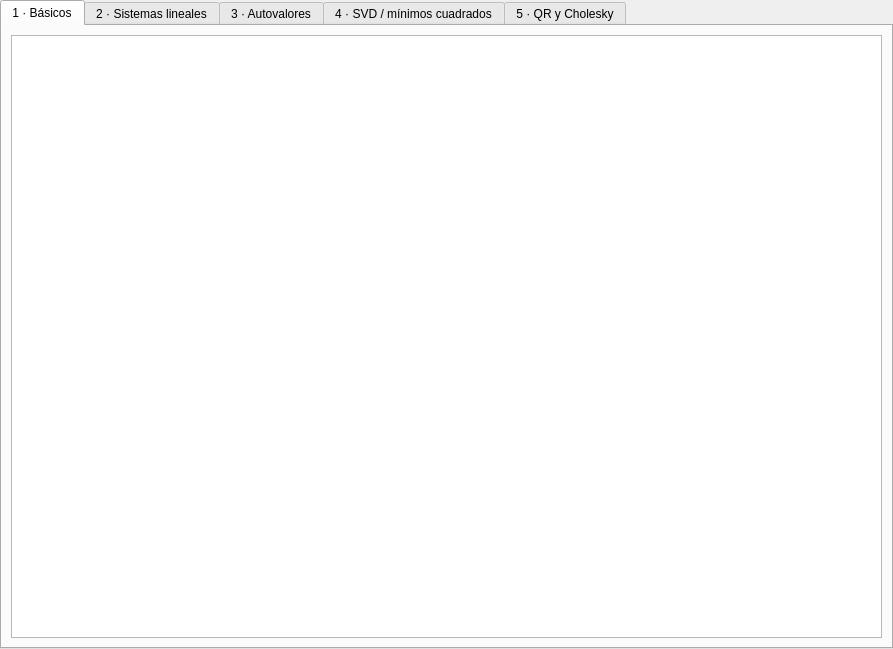
This is src/testeigenview.ui in federicomartinlara1976/testeigen as Qt 5 draws it before an edit. The edited form follows.
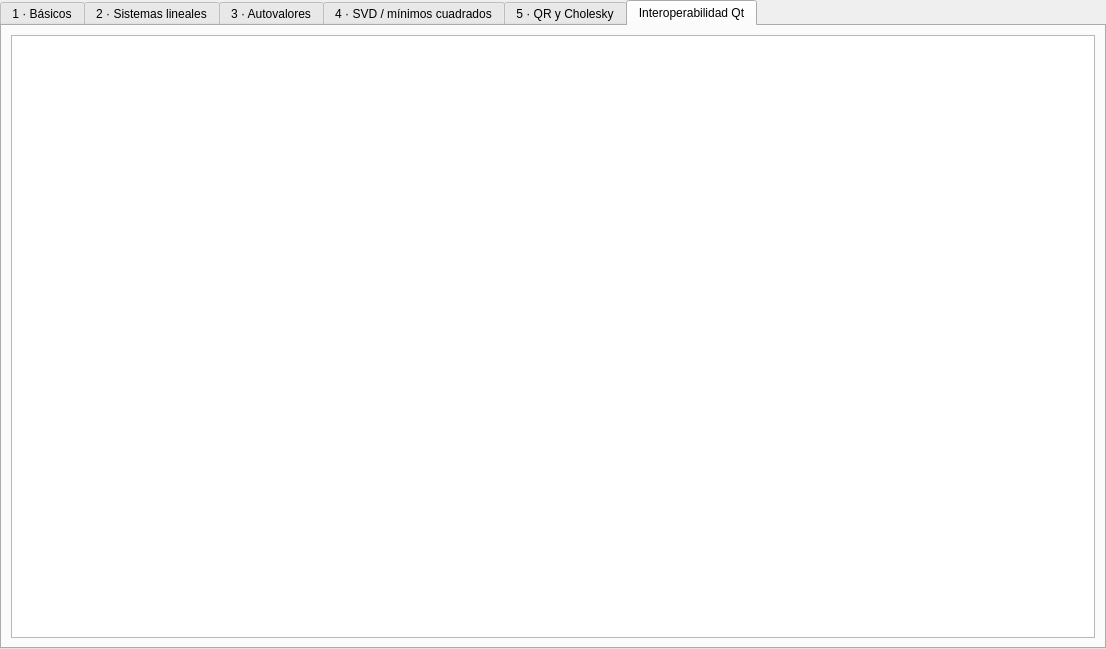
This is the edited form. The open tabs and pages were chosen to show the change. Icons and pictures are not drawn.

Commit message: Interoperabilidad Qt

What changed in the file:
```diff
--- a/src/testeigenview.ui
+++ b/src/testeigenview.ui
@@ -6,7 +6,7 @@
    <rect>
     <x>0</x>
     <y>0</y>
-    <width>893</width>
+    <width>1106</width>
     <height>649</height>
    </rect>
   </property>
@@ -122,6 +122,19 @@
        </item>
       </layout>
      </widget>
+     <widget class="QWidget" name="tab_6">
+      <attribute name="icon">
+       <iconset theme="qtlogo"/>
+      </attribute>
+      <attribute name="title">
+       <string>Interoperabilidad Qt</string>
+      </attribute>
+      <layout class="QHBoxLayout" name="horizontalLayout_6">
+       <item>
+        <widget class="QTextEdit" name="textEdit_6"/>
+       </item>
+      </layout>
+     </widget>
     </widget>
    </item>
   </layout>
```
The commit also changes 3 other files.
